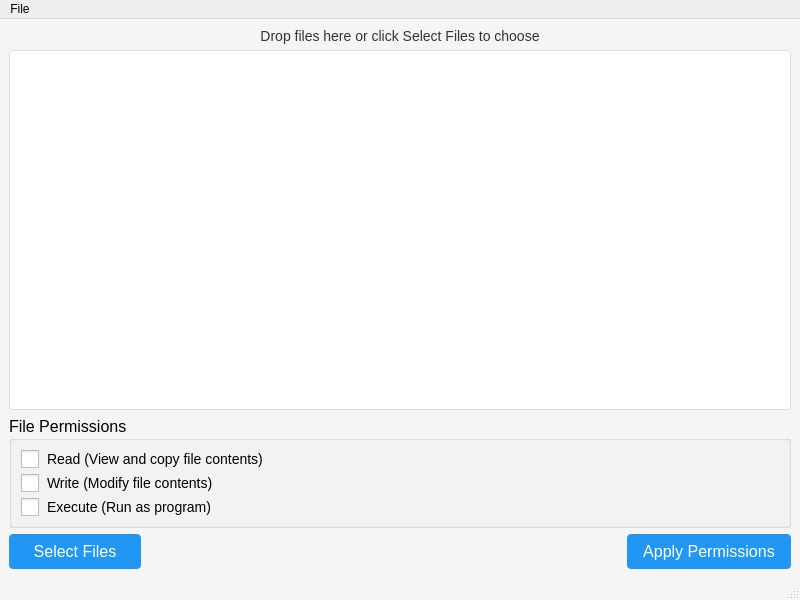
Before: the Qt Designer form src/tools/system/gui/permissions_editor.ui in richardnoragon/1_2, drawn with Qt 5.
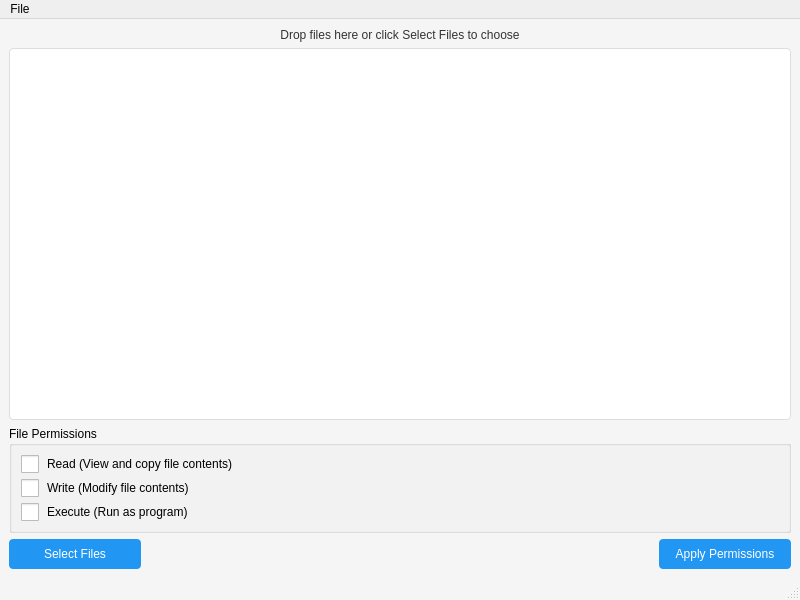
After: the same form once the commit is applied. Icons and pictures are not drawn.

Patch:
```diff
--- a/src/tools/system/gui/permissions_editor.ui
+++ b/src/tools/system/gui/permissions_editor.ui
@@ -37,14 +37,14 @@
     }
     QCheckBox {
         spacing: 8px;
-        font-size: 14px;
+
     }
     QCheckBox::indicator {
         width: 18px;
         height: 18px;
     }
     QLabel {
-        font-size: 14px;
+
         color: #333;
     }
    </string>
@@ -59,10 +59,8 @@
       <property name="alignment">
        <set>Qt::AlignCenter</set>
       </property>
-      <property name="font">
-       <font>
-        <pointsize>12</pointsize>
-       </font>
+      <property name="rfuLocale_setText" stdset="0">
+       <string notr="true">Legacy.s799a0036f0dd9acc</string>
       </property>
      </widget>
     </item>
@@ -77,11 +75,6 @@
       <property name="minimumHeight">
        <number>200</number>
       </property>
-      <property name="font">
-       <font>
-        <pointsize>12</pointsize>
-       </font>
-      </property>
      </widget>
     </item>
     <item>
@@ -89,11 +82,6 @@
       <property name="title">
        <string>File Permissions</string>
       </property>
-      <property name="font">
-       <font>
-        <pointsize>12</pointsize>
-       </font>
-      </property>
       <layout class="QVBoxLayout" name="permissionsLayout">
        <item>
         <widget class="QCheckBox" name="read_checkBox">
@@ -103,10 +91,11 @@
          <property name="toolTip">
           <string>Allow reading the file contents</string>
          </property>
-         <property name="font">
-          <font>
-           <pointsize>12</pointsize>
-          </font>
+         <property name="rfuLocale_setText" stdset="0">
+          <string notr="true">Legacy.s38662302ebd3eb1b</string>
+         </property>
+         <property name="rfuLocale_setToolTip" stdset="0">
+          <string notr="true">Legacy.s831088a38840ff19</string>
          </property>
         </widget>
        </item>
@@ -118,10 +107,11 @@
          <property name="toolTip">
           <string>Allow modifying the file contents</string>
          </property>
-         <property name="font">
-          <font>
-           <pointsize>12</pointsize>
-          </font>
+         <property name="rfuLocale_setText" stdset="0">
+          <string notr="true">Legacy.s3adf2b9d56b0628d</string>
+         </property>
+         <property name="rfuLocale_setToolTip" stdset="0">
+          <string notr="true">Legacy.sfbe4a741e2391a38</string>
          </property>
         </widget>
        </item>
@@ -133,10 +123,11 @@
          <property name="toolTip">
           <string>Allow executing the file as a program</string>
          </property>
-         <property name="font">
-          <font>
-           <pointsize>12</pointsize>
-          </font>
+         <property name="rfuLocale_setText" stdset="0">
+          <string notr="true">Legacy.s5dfd36a1d6f0174a</string>
+         </property>
+         <property name="rfuLocale_setToolTip" stdset="0">
+          <string notr="true">Legacy.s7372c874feda0efb</string>
          </property>
         </widget>
        </item>
@@ -153,10 +144,8 @@
         <property name="icon">
          <iconset>icons/folder.png</iconset>
         </property>
-        <property name="font">
-         <font>
-          <pointsize>12</pointsize>
-         </font>
+        <property name="rfuLocale_setText" stdset="0">
+         <string notr="true">Legacy.sff52da8b75c1415a</string>
         </property>
        </widget>
       </item>
@@ -181,10 +170,8 @@
         <property name="icon">
          <iconset>icons/check.png</iconset>
         </property>
-        <property name="font">
-         <font>
-          <pointsize>12</pointsize>
-         </font>
+        <property name="rfuLocale_setText" stdset="0">
+         <string notr="true">Legacy.sd665c256868e1ed1</string>
         </property>
        </widget>
       </item>
```
Left out of the diff: 24 changed lines with no effect on the pictures.
